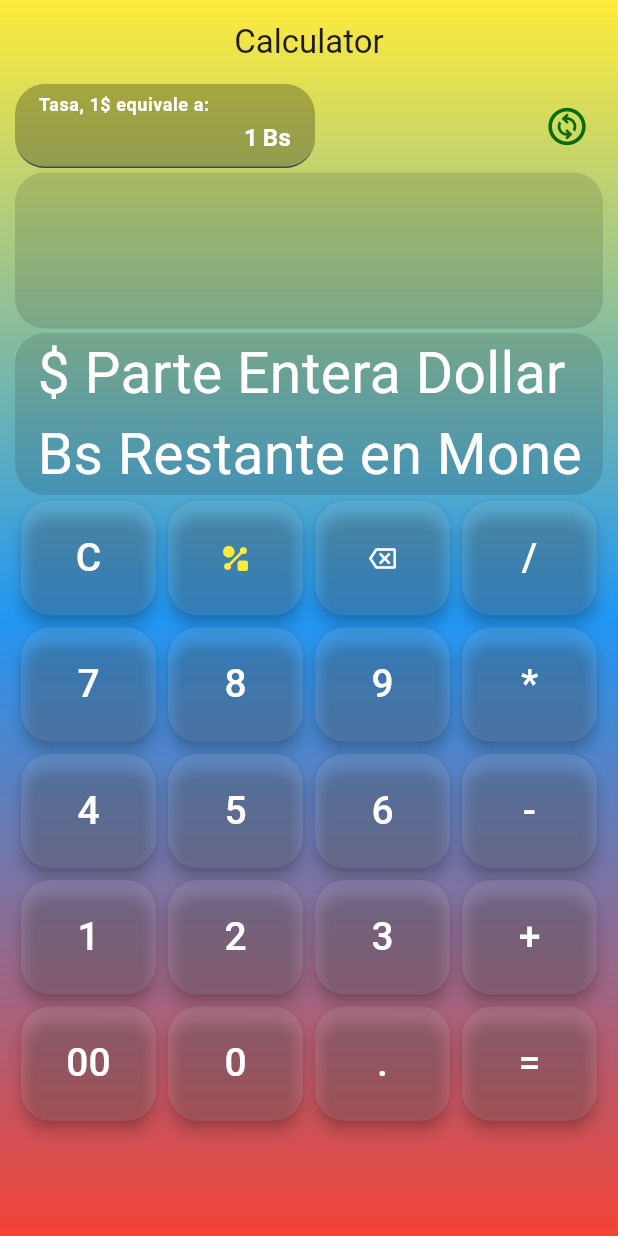
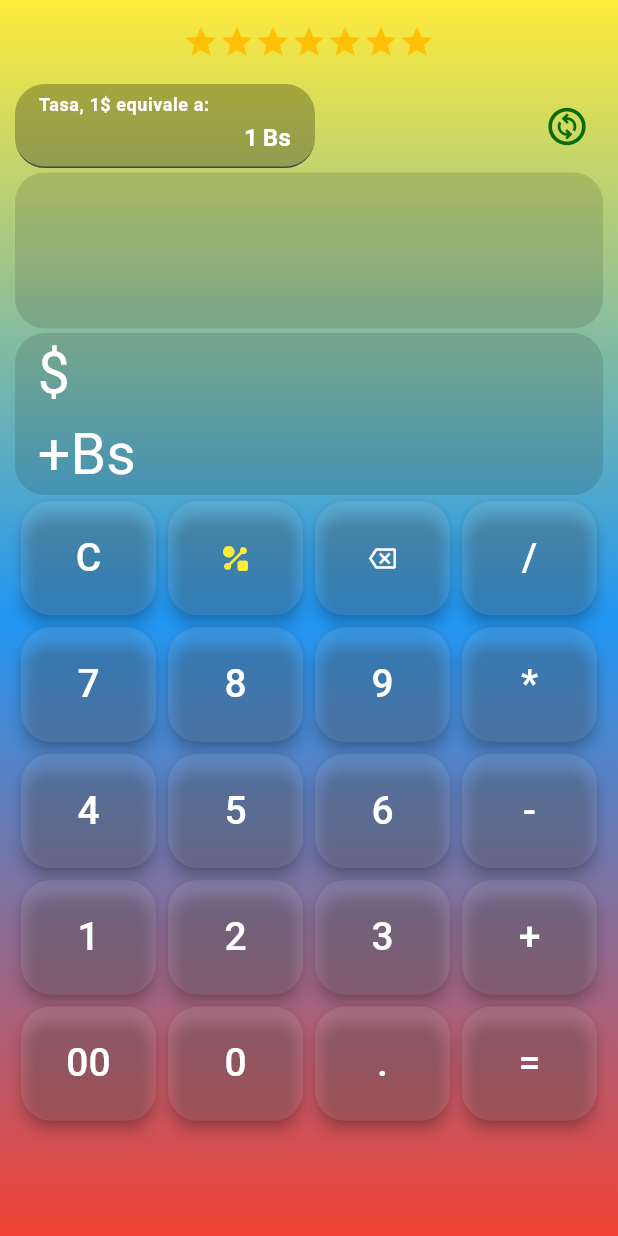
Before and after one commit to gu1llermo/calculator, a Flutter app: the screen it shows after launch, on a phone screen of 412 x 824 dp. Run offline on Flutter 3.47's test engine with Material 3 defaults, Android fonts, the phone set to English and light mode, and no system bars; our stand-ins replace flutter_riverpod, go_router, math_expressions, shared_preferences.

Commit message:
user result view implementada

```diff
--- a/lib/presentation/screens/home/home_screen.dart
+++ b/lib/presentation/screens/home/home_screen.dart
@@ -2,6 +2,11 @@ import 'package:calculator_app/config/helpers/backgrounds.dart';
 import 'package:calculator_app/presentation/widgets/shared/landscape/landscape_view.dart';
 import 'package:calculator_app/presentation/widgets/shared/portrait/portrait_view.dart';
 import 'package:flutter/material.dart';
+
+const iconStar = Icon(
+  Icons.star,
+  color: Colors.amber,
+);
 
 class HomeScreen extends StatelessWidget {
   const HomeScreen({super.key});
@@ -45,7 +50,18 @@ class HomeView extends StatelessWidget {
                 AppBar(
                   centerTitle: true,
                   backgroundColor: Colors.transparent,
-                  title: const Text('Calculator'),
+                  title: const Row(
+                    mainAxisAlignment: MainAxisAlignment.center,
+                    children: [
+                      iconStar,
+                      iconStar,
+                      iconStar,
+                      iconStar,
+                      iconStar,
+                      iconStar,
+                      iconStar,
+                    ],
+                  ),
                 ),
                 Expanded(
                     child: isPortrait
--- a/lib/presentation/widgets/shared/teclado_numerico/teclado_numerico.dart
+++ b/lib/presentation/widgets/shared/teclado_numerico/teclado_numerico.dart
@@ -6,25 +6,22 @@ import 'package:calculator_app/services/local_storage/local_keys.dart';
 import 'package:calculator_app/services/local_storage/local_storage.dart';
 import 'package:flutter/material.dart';
 import 'package:flutter_riverpod/flutter_riverpod.dart';
-import 'package:math_expressions/math_expressions.dart';
+
+const indiceShapeIcon = Icon(
+  Icons.shape_line,
+  color: Colors.yellow,
+);
+
+const removeLastCharIcon = Icon(
+  Icons.backspace_outlined,
+  color: Colors.white,
+);
 
 const _botonesTitle = <Widget>[
   // 1era Fila
   Boton(onPressed: clearButton, title: 'C'),
-  Boton(
-    onPressed: manejadorIndiceShape,
-    icon: Icon(
-      Icons.shape_line,
-      color: Colors.yellow,
-    ),
-  ),
-  Boton(
-    onPressed: removeLastChar,
-    icon: Icon(
-      Icons.backspace_outlined,
-      color: Colors.white,
-    ),
-  ),
+  Boton(onPressed: manejadorIndiceShape, icon: indiceShapeIcon),
+  Boton(onPressed: removeLastChar, icon: removeLastCharIcon),
   Boton(onPressed: manejadorDeNumeros, title: '/'),
   //
   // 2da Fila
@@ -46,7 +43,6 @@ const _botonesTitle = <Widget>[
   Boton(onPressed: manejadorDeNumeros, title: '+'),
   //
   // 5ta Fila
-
   Boton(onPressed: manejadorDeCeros, title: '00'),
   Boton(onPressed: manejadorDeCeros, title: '0'),
   Boton(onPressed: manejadorPuntoDecimal, title: '.'),
@@ -66,11 +62,8 @@ class _TecladoNumericoState extends ConsumerState<TecladoNumerico> {
   Widget build(BuildContext context) {
     return LayoutBuilder(
       builder: (context, constraints) {
-        // print('Constraints -> $constraints');
         final maxHeight = constraints.maxHeight;
         final double mainAxisExtent = maxHeight * 0.2;
-        // print('mainAxisExtent -> $mainAxisExtent');
-
         return GridView.builder(
           padding: const EdgeInsets.only(top: 0),
           itemCount: _botonesTitle.length,
@@ -134,7 +127,6 @@ void manejadorDeNumeros(String? title, WidgetRef ref) {
     (state) {
       LocalStorage.prefs.setString(LocalKeys.userDataPreviewResult, result);
       return result;
-      // return Tools.eliminaDecimalCeroFromTxt(result);
     },
   );
 }
@@ -187,31 +179,6 @@ bool contieneOperadorMatematico(String userDataEntry) {
 
   return false;
 }
-
-// String calculate(String userInput) {
-//   // Infinity : cuando se divide por 0
-//   // RangeError cuando no está completamente bien armada la expresión
-//   // por ejemplo escriben 5+ y quieren un resultado
-//   // ó escriben 5+*-+*/ cosas así
-
-//   // FormatException no debería aparecer, pero aparece cuando permites
-//   // armar mal una expresión
-
-//   try {
-//     final expression = Parser().parse(userInput);
-//     final evaluation = expression.evaluate(EvaluationType.REAL, ContextModel());
-//     print('evaluation= $evaluation');
-//     return evaluation.toString();
-//   } on RangeError {
-//     return 'RangeError';
-//   } catch (e) {
-//     // print('e -> $e');
-//     // e -> RangeError (index): Invalid value: Valid value range is empty: -1
-//     // es por faltan argumentos, por ejemplo 1+ y le damos enter
-//     return e
-//         .toString(); // no debería llegar aquí nunca, porque tengo que controlar bien las entradas
-//   }
-// }
 
 void clearButton(String? title, WidgetRef ref) {
   // debe borrar userDataEntry
@@ -326,13 +293,6 @@ void manejadorPuntoDecimal(String? title, WidgetRef ref) {
       return newState;
     },
   );
-
-  // ref.read(userDataPreviewResultProvider.notifier).update(
-  //   (state) {
-  //     LocalStorage.prefs.setString(LocalKeys.userDataPreviewResult, '');
-  //     return '';
-  //   },
-  // );
 }
 
 void manejadorIndiceShape(String? title, WidgetRef ref) {
--- a/lib/presentation/widgets/shared/user_result_view/user_result_view.dart
+++ b/lib/presentation/widgets/shared/user_result_view/user_result_view.dart
@@ -46,12 +46,13 @@ class _UserResultViewState extends ConsumerState<UserResultView> {
     // éstso valores dependen de cuál moneda tiene el ususario de entrada
     final userDataEntry = ref.watch(userDataEntryProvider);
     final userDataEntrySymbol = ref.watch(userDataEntrySymbolProvider);
+    final tasaGeneral = ref.watch(tasaGeneralProvider);
 
     final symbolMonedaLocal =
         ref.watch(symbolMonedaLocalProvider); // aquí la moneda local
     // es fija, pero igual lo hago así para que sea flexible el código a futuro
 
-    String result =
+    String resultTxt =
         userDataEntry.isNotEmpty ? Tools.calculate(userDataEntry) : '';
     // Infinity : cuando se divide por 0
     // RangeError cuando no está completamente bien armada la expresión
@@ -61,10 +62,30 @@ class _UserResultViewState extends ConsumerState<UserResultView> {
     // FormatException no debería aparecer, pero aparece cuando permites
     // armar mal una expresión
 
-    String data1Txt = 'Parte Entera Dollar';
-    String data2Txt = 'Restante en Moneda Local';
     // aquí siempre es la moneda base, en éstos casos es el dólar
     // y lo estoy dejando fijo para simplificar
+
+    String parteEnteraDollarTxt = ''; // 'Parte Entera Dollar';
+    String restanteEnMonedaLocalTxt = ''; //'Restante en Moneda Local';
+
+    try {
+      double resultValue = double.parse(resultTxt);
+      // si no es un número para convertir que se salga
+      double valorRef;
+      if (userDataEntrySymbol == symbolMonedaLocal) {
+        valorRef = resultValue / tasaGeneral;
+      } else {
+        valorRef = resultValue;
+      }
+
+      double parteDecimal = valorRef % 1;
+      double parteEntera = valorRef - parteDecimal;
+      parteEnteraDollarTxt = parteEntera.toStringAsFixed(0);
+      double restanteMonedaLocal = parteDecimal * tasaGeneral;
+      restanteEnMonedaLocalTxt = restanteMonedaLocal.toStringAsFixed(0);
+    } catch (e) {
+      // no hago nada, lo dejo así
+    }
 
     autoScroll();
 
@@ -72,11 +93,11 @@ class _UserResultViewState extends ConsumerState<UserResultView> {
       child: DataWidgetView(
         crossAxisAlignment: CrossAxisAlignment.start,
         data1: DataWidget(
-          txt: '$monedaBase $data1Txt',
+          txt: '$monedaBase $parteEnteraDollarTxt',
           scrollController: _data1ScrollController,
         ),
         data2: DataWidget(
-          txt: '$symbolMonedaLocal $data2Txt',
+          txt: '+$symbolMonedaLocal $restanteEnMonedaLocalTxt',
           scrollController: _data2ScrollController,
         ),
       ),
```
